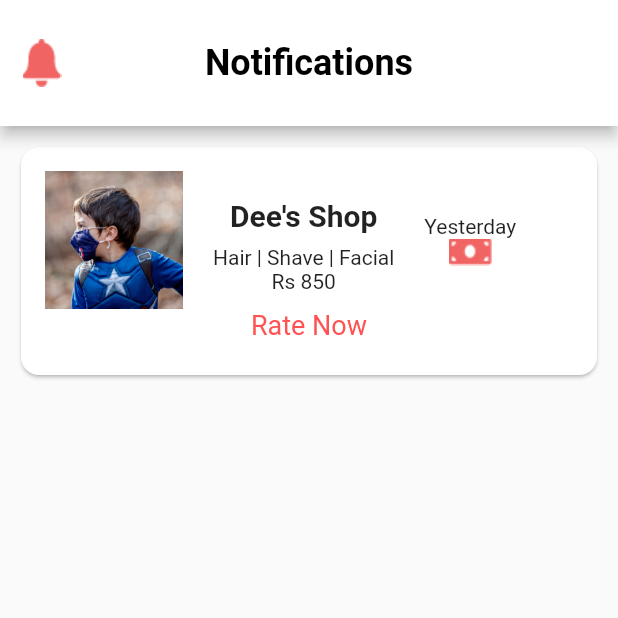
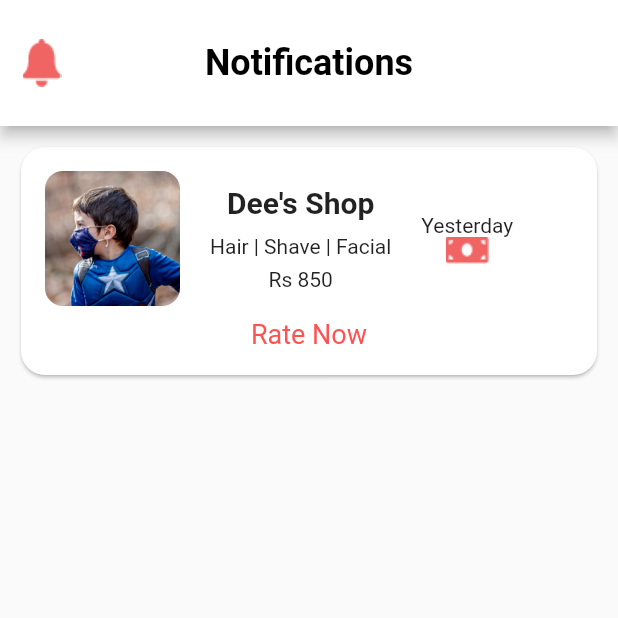
Before and after one commit to galanteria01/barber_app, a Flutter app: the Notifications screen opened directly, on a phone screen of 412 x 824 dp, the top half of it. Run offline on Flutter 3.47's test engine with Material 2 defaults, Android fonts, the light colour scheme and no system bars; missing offline and left inert: international_phone_input.

Commit message:
Made it ready as UI

```diff
--- a/lib/cards/NotificationCard.dart
+++ b/lib/cards/NotificationCard.dart
@@ -1,3 +1,4 @@
+import 'package:barber_app/cards/RoundedImageCard.dart';
 import 'package:flutter/material.dart';
 
 class NotificationCard extends StatelessWidget {
@@ -9,24 +10,23 @@ class NotificationCard extends StatelessWidget {
         padding: const EdgeInsets.all(10.0),
         child: Card(
             shape: RoundedRectangleBorder(
-                borderRadius: BorderRadius.circular(12)
+                borderRadius: BorderRadius.circular(16)
             ),
           child: Padding(
-            padding: const EdgeInsets.all(16.0),
+            padding: EdgeInsets.all(16.0),
             child: Column(
               children: [
                 Row(
                   children: [
-                    Image(image: AssetImage("assets/sample.jpg"),height: 92,width: 92,),
+                    RoundedImageCard(height: 90,width: 90,radius: 12,),
                     SizedBox(width: 20,),
                     Column(
-                      mainAxisAlignment: MainAxisAlignment.spaceEvenly,
+                      mainAxisAlignment: MainAxisAlignment.spaceBetween,
                       children: [
-                        Padding(
-                          padding: const EdgeInsets.all(8.0),
-                          child: Text("Dee's Shop",style: TextStyle(fontSize: 20,fontWeight: FontWeight.w600),),
-                        ),
+                        Text("Dee's Shop",style: TextStyle(fontSize: 20,fontWeight: FontWeight.w600),),
+                        SizedBox(height: 10,),
                         Text("Hair | Shave | Facial"),
+                        SizedBox(height: 6,),
                         Text("Rs 850")
                       ],
                     ),
@@ -40,6 +40,7 @@ class NotificationCard extends StatelessWidget {
                     )
                   ],
                 ),
+                SizedBox(height: 8,),
                 Center(
                   child: Text("Rate Now",style: TextStyle(fontSize: 18,color: Colors.redAccent),),
                 )
```
Also changed, not shown: lib/pages/MainPage.dart (+17 -4 lines).
